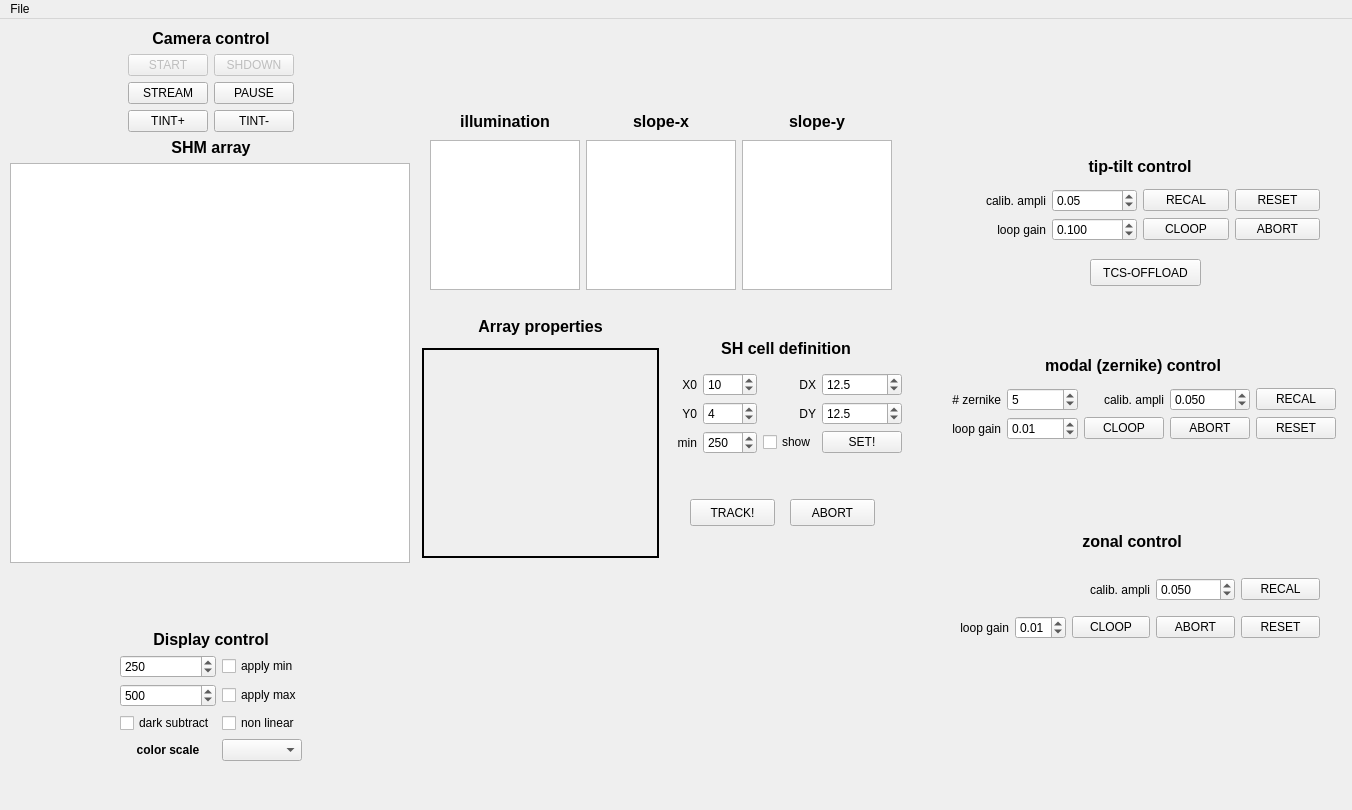
fmartinache/CIAO, file control/ciao_ctrl.ui: the form before one commit.
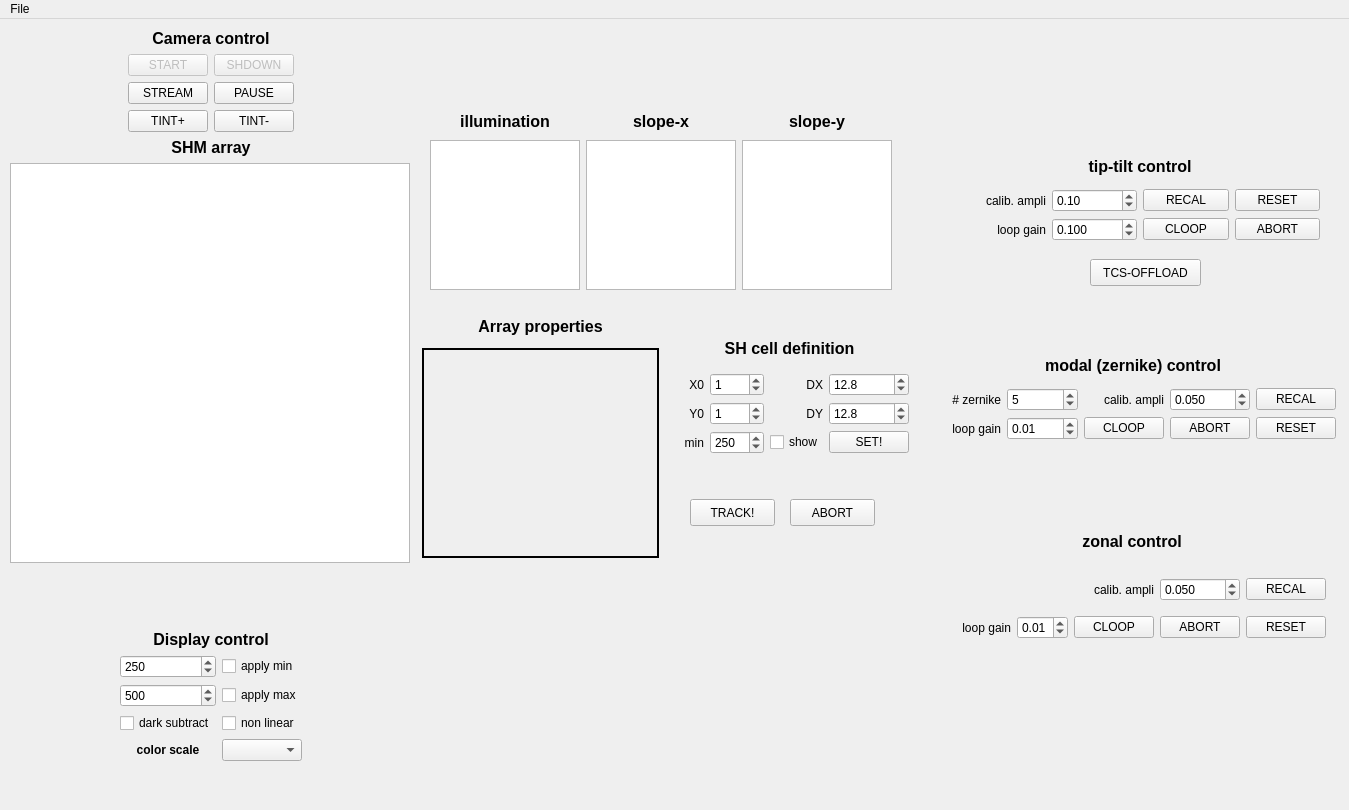
The form after the commit. Custom widgets are drawn as their Qt base class.

Commit message: taking real time analysis of the images out of the GUI (work in progress)

Patch:
```diff
--- a/control/ciao_ctrl.ui
+++ b/control/ciao_ctrl.ui
@@ -6,7 +6,7 @@
    <rect>
     <x>0</x>
     <y>0</y>
-    <width>1352</width>
+    <width>1349</width>
     <height>810</height>
    </rect>
   </property>
@@ -384,7 +384,7 @@
      <rect>
       <x>670</x>
       <y>310</y>
-      <width>232</width>
+      <width>239</width>
       <height>125</height>
      </rect>
     </property>
@@ -428,7 +428,7 @@
           <number>120</number>
          </property>
          <property name="value">
-          <number>4</number>
+          <number>1</number>
          </property>
         </widget>
        </item>
@@ -438,7 +438,7 @@
           <number>120</number>
          </property>
          <property name="value">
-          <number>10</number>
+          <number>1</number>
          </property>
         </widget>
        </item>
@@ -514,7 +514,7 @@
           <double>0.100000000000000</double>
          </property>
          <property name="value">
-          <double>12.500000000000000</double>
+          <double>12.800000000000001</double>
          </property>
         </widget>
        </item>
@@ -530,7 +530,7 @@
           <double>0.100000000000000</double>
          </property>
          <property name="value">
-          <double>12.500000000000000</double>
+          <double>12.800000000000001</double>
          </property>
         </widget>
        </item>
@@ -623,7 +623,7 @@
        <item row="0" column="1">
         <widget class="QDoubleSpinBox" name="dspB_tt_a0">
          <property name="value">
-          <double>0.050000000000000</double>
+          <double>0.100000000000000</double>
          </property>
         </widget>
        </item>
@@ -974,7 +974,7 @@
      <rect>
       <x>960</x>
       <y>550</y>
-      <width>360</width>
+      <width>366</width>
       <height>80</height>
      </rect>
     </property>
@@ -1067,7 +1067,7 @@
     <rect>
      <x>0</x>
      <y>0</y>
-     <width>1352</width>
+     <width>1349</width>
      <height>20</height>
     </rect>
    </property>
```
The commit also changes 2 other files.
